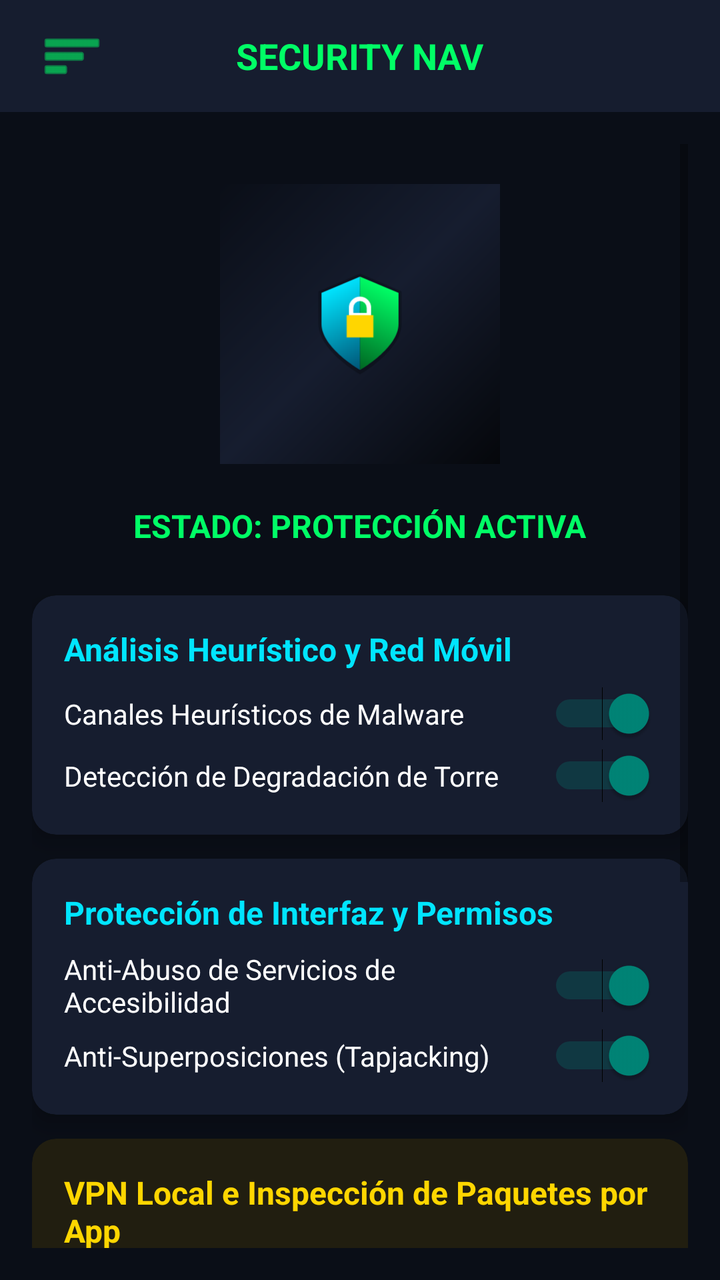
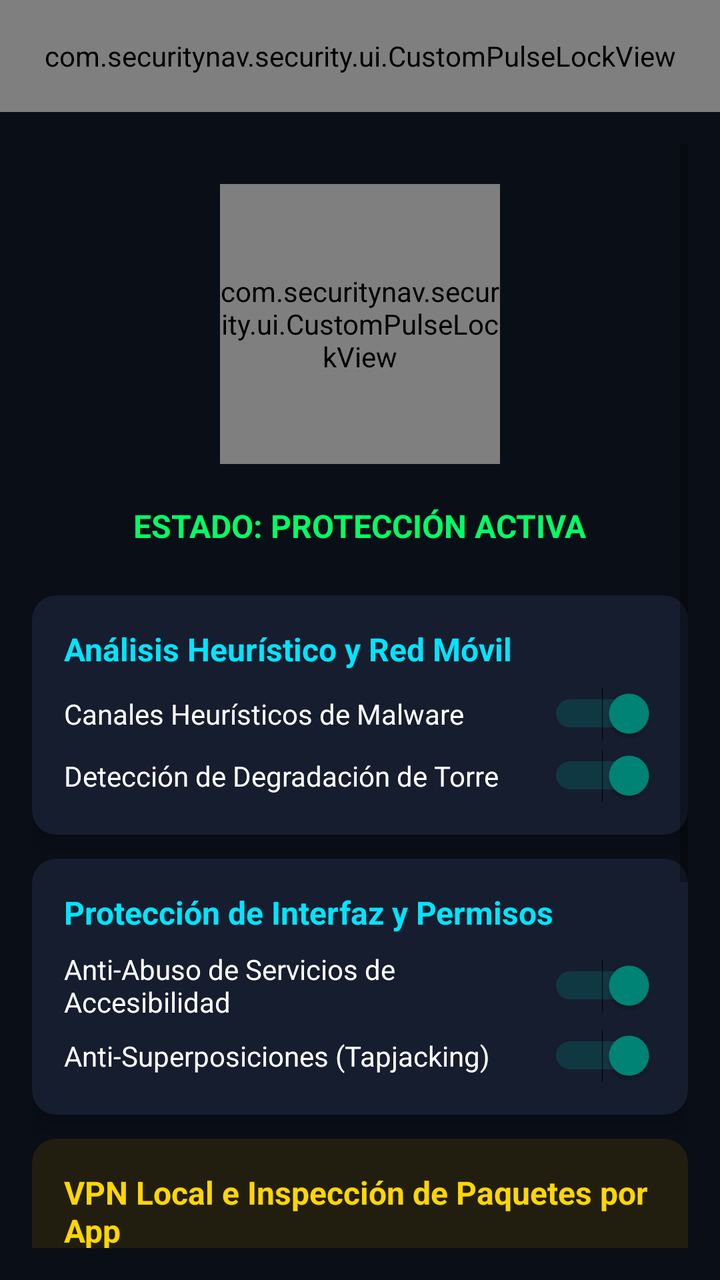

Two renders of the same Android screen: before a commit and after it. Below are the layout's source before the change and the commit's diff.
<!-- AndroidManifest.xml: application theme Theme.AppCompat.Light -->
<!-- res/layout/activity_main.xml -->
<?xml version="1.0" encoding="utf-8"?>
<androidx.drawerlayout.widget.DrawerLayout xmlns:android="http://schemas.android.com/apk/res/android"
    xmlns:app="http://schemas.android.com/apk/res-auto"
    android:id="@+id/drawerLayout"
    android:layout_width="match_parent"
    android:layout_height="match_parent"
    android:background="#0A0E17">

    
    <LinearLayout
        android:layout_width="match_parent"
        android:layout_height="match_parent"
        android:orientation="vertical">

        
        <RelativeLayout
            android:layout_width="match_parent"
            android:layout_height="56dp"
            android:background="#161D2F"
            android:paddingHorizontal="16dp">

            <ImageButton
                android:id="@+id/btnOpenMenu"
                android:layout_width="40dp"
                android:layout_height="40dp"
                android:layout_centerVertical="true"
                android:background="?attr/selectableItemBackgroundBorderless"
                android:src="@android:drawable/ic_menu_sort_by_size"
                app:tint="#00FF66" />

            <TextView
                android:layout_width="wrap_content"
                android:layout_height="wrap_content"
                android:layout_centerInParent="true"
                android:text="SECURITY NAV"
                android:textColor="#00FF66"
                android:textSize="18sp"
                android:textStyle="bold" />

        </RelativeLayout>

        <ScrollView
            android:layout_width="match_parent"
            android:layout_height="match_parent"
            android:padding="16dp">

            <LinearLayout
                android:layout_width="match_parent"
                android:layout_height="wrap_content"
                android:orientation="vertical"
                android:gravity="center_horizontal">

                
                <RelativeLayout
                    android:id="@+id/btnMainLock"
                    android:layout_width="140dp"
                    android:layout_height="140dp"
                    android:layout_marginVertical="20dp"
                    android:background="@drawable/ic_3d_shield_bg"
                    android:clickable="true"
                    android:focusable="true">

                    <ImageView
                        android:id="@+id/ivLockIcon"
                        android:layout_width="80dp"
                        android:layout_height="80dp"
                        android:layout_centerInParent="true"
                        android:src="@drawable/ic_3d_shield_fg" />

                </RelativeLayout>

                <TextView
                    android:id="@+id/tvLockState"
                    android:layout_width="wrap_content"
                    android:layout_height="wrap_content"
                    android:text="ESTADO: PROTECCIÓN ACTIVA"
                    android:textColor="#00FF66"
                    android:textSize="16sp"
                    android:textStyle="bold"
                    android:layout_marginBottom="24dp" />

                
                <androidx.cardview.widget.CardView
                    android:layout_width="match_parent"
                    android:layout_height="wrap_content"
                    app:cardBackgroundColor="#161D2F"
                    app:cardCornerRadius="12dp"
                    app:cardElevation="6dp"
                    android:layout_marginBottom="12dp">

                    <LinearLayout
                        android:layout_width="match_parent"
                        android:layout_height="wrap_content"
                        android:orientation="vertical"
                        android:padding="16dp">

                        <TextView
                            android:layout_width="wrap_content"
                            android:layout_height="wrap_content"
                            android:text="Análisis Heurístico y Red Móvil"
                            android:textColor="#00E5FF"
                            android:textSize="16sp"
                            android:textStyle="bold" />

                        <Switch
                            android:id="@+id/switchHeuristics"
                            android:layout_width="match_parent"
                            android:layout_height="wrap_content"
                            android:text="Canales Heurísticos de Malware"
                            android:textColor="#FFFFFF"
                            android:checked="true"
                            android:layout_marginTop="8dp" />

                        <Switch
                            android:id="@+id/switchTowerDegradation"
                            android:layout_width="match_parent"
                            android:layout_height="wrap_content"
                            android:text="Detección de Degradación de Torre"
                            android:textColor="#FFFFFF"
                            android:checked="true"
                            android:layout_marginTop="4dp" />
                    </LinearLayout>
                </androidx.cardview.widget.CardView>

                
                <androidx.cardview.widget.CardView
                    android:layout_width="match_parent"
                    android:layout_height="wrap_content"
                    app:cardBackgroundColor="#161D2F"
                    app:cardCornerRadius="12dp"
                    app:cardElevation="6dp"
                    android:layout_marginBottom="12dp">

                    <LinearLayout
                        android:layout_width="match_parent"
                        android:layout_height="wrap_content"
                        android:orientation="vertical"
                        android:padding="16dp">

                        <TextView
                            android:layout_width="wrap_content"
                            android:layout_height="wrap_content"
                            android:text="Protección de Interfaz y Permisos"
                            android:textColor="#00E5FF"
                            android:textSize="16sp"
                            android:textStyle="bold" />

                        <Switch
                            android:id="@+id/switchAccessibilityAbuse"
                            android:layout_width="match_parent"
                            android:layout_height="wrap_content"
                            android:text="Anti-Abuso de Servicios de Accesibilidad"
                            android:textColor="#FFFFFF"
                            android:checked="true"
                            android:layout_marginTop="8dp" />

                        <Switch
                            android:id="@+id/switchOverlayProtect"
                            android:layout_width="match_parent"
                            android:layout_height="wrap_content"
                            android:text="Anti-Superposiciones (Tapjacking)"
                            android:textColor="#FFFFFF"
                            android:checked="true"
                            android:layout_marginTop="4dp" />
                    </LinearLayout>
                </androidx.cardview.widget.CardView>

                
                <androidx.cardview.widget.CardView
                    android:layout_width="match_parent"
                    android:layout_height="wrap_content"
                    app:cardBackgroundColor="#211E10"
                    app:cardCornerRadius="12dp"
                    app:cardElevation="6dp"
                    android:layout_marginBottom="12dp">

                    <LinearLayout
                        android:layout_width="match_parent"
                        android:layout_height="wrap_content"
                        android:orientation="vertical"
                        android:padding="16dp">

                        <TextView
                            android:layout_width="wrap_content"
                            android:layout_height="wrap_content"
                            android:text="VPN Local e Inspección de Paquetes por App"
                            android:textColor="#FFD600"
                            android:textSize="16sp"
                            android:textStyle="bold" />

                        <Switch
                            android:id="@+id/switchVpnTraffic"
                            android:layout_width="match_parent"
                            android:layout_height="wrap_content"
                            android:text="Monitor de Tráfico de Red VPN"
                            android:textColor="#FFFFFF"
                            android:checked="true"
                            android:layout_marginTop="8dp" />

                        <TextView
                            android:id="@+id/tvAppTrafficDetails"
                            android:layout_width="match_parent"
                            android:layout_height="wrap_content"
                            android:text="Datos inspeccionados: 0 B | HTTP GET/POST por aplicación activo"
                            android:textColor="#BBBBBB"
                            android:textSize="12sp"
                            android:fontFamily="monospace"
                            android:layout_marginTop="8dp" />

                        <Button
                            android:id="@+id/btnViewCharts"
                            android:layout_width="match_parent"
                            android:layout_height="wrap_content"
                            android:text="ABRIR GRÁFICAS DE TRÁFICO EN TIEMPO REAL"
                            android:backgroundTint="#FFD600"
                            android:textColor="#0A0E17"
                            android:layout_marginTop="12dp" />

                    </LinearLayout>
                </androidx.cardview.widget.CardView>

                
                <androidx.cardview.widget.CardView
                    android:layout_width="match_parent"
                    android:layout_height="wrap_content"
                    app:cardBackgroundColor="#161D2F"
                    app:cardCornerRadius="12dp"
                    app:cardElevation="6dp"
                    android:layout_marginBottom="24dp">

                    <LinearLayout
                        android:layout_width="match_parent"
                        android:layout_height="wrap_content"
                        android:orientation="vertical"
                        android:padding="16dp">

                        <TextView
                            android:layout_width="wrap_content"
                            android:layout_height="wrap_content"
                            android:text="Base de Datos Cifrada (SQLCipher + HW KeyStore)"
                            android:textColor="#00E5FF"
                            android:textSize="16sp"
                            android:textStyle="bold" />

                        <TextView
                            android:layout_width="match_parent"
                            android:layout_height="wrap_content"
                            android:text="Estado: Clave Maestra Protegida en Android Hardware KeyStore (TEE)."
                            android:textColor="#00FF66"
                            android:textSize="12sp"
                            android:layout_marginTop="8dp" />
                    </LinearLayout>
                </androidx.cardview.widget.CardView>

            </LinearLayout>
        </ScrollView>

    </LinearLayout>

    
    <com.google.android.material.navigation.NavigationView
        android:id="@+id/navigationView"
        android:layout_width="wrap_content"
        android:layout_height="match_parent"
        android:layout_gravity="start"
        android:background="#161D2F"
        app:itemTextColor="#FFFFFF"
        app:menu="@menu/drawer_menu" />

</androidx.drawerlayout.widget.DrawerLayout>
<!-- resources referenced by this layout -->
<resources>
  <!-- drawable ic_3d_shield_bg (drawable) -->
  <?xml version="1.0" encoding="utf-8"?>
  <vector xmlns:android="http://schemas.android.com/apk/res/android"
      xmlns:aapt="http://schemas.android.com/aapt"
      android:width="108dp"
      android:height="108dp"
      android:viewportWidth="108"
      android:viewportHeight="108">
      <path android:pathData="M0,0h108v108h-108z">
          <aapt:attr name="android:fillColor">
              <gradient
                  android:startX="0"
                  android:startY="0"
                  android:endX="108"
                  android:endY="108"
                  android:type="linear">
                  <item android:color="#FF0A0E17" android:offset="0.0" />
                  <item android:color="#FF161D2F" android:offset="0.5" />
                  <item android:color="#FF05070B" android:offset="1.0" />
              </gradient>
          </aapt:attr>
      </path>
  </vector>
  <!-- drawable ic_3d_shield_fg (drawable) -->
  <?xml version="1.0" encoding="utf-8"?>
  <vector xmlns:android="http://schemas.android.com/apk/res/android"
      xmlns:aapt="http://schemas.android.com/aapt"
      android:width="108dp"
      android:height="108dp"
      android:viewportWidth="108"
      android:viewportHeight="108">
  
      
      <path
          android:pathData="M54,20 L82,32 V54 C82,72 54,88 54,88 C54,88 26,72 26,54 V32 Z"
          android:fillColor="#40000000" />
  
      
      <path
          android:pathData="M54,22 L28,33 V54 C28,70 54,85 54,85 Z">
          <aapt:attr name="android:fillColor">
              <gradient
                  android:startX="28"
                  android:startY="33"
                  android:endX="54"
                  android:endY="85"
                  android:type="linear">
                  <item android:color="#FF00E5FF" android:offset="0.0" />
                  <item android:color="#FF005577" android:offset="1.0" />
              </gradient>
          </aapt:attr>
      </path>
  
      
      <path
          android:pathData="M54,22 L80,33 V54 C80,70 54,85 54,85 Z">
          <aapt:attr name="android:fillColor">
              <gradient
                  android:startX="80"
                  android:startY="33"
                  android:endX="54"
                  android:endY="85"
                  android:type="linear">
                  <item android:color="#FF00FF66" android:offset="0.0" />
                  <item android:color="#FF006622" android:offset="1.0" />
              </gradient>
          </aapt:attr>
      </path>
  
      
      <path
          android:pathData="M48,48 H60 V43 C60,39.7 57.3,37 54,37 C50.7,37 48,39.7 48,43 Z"
          android:strokeColor="#FFFFFF"
          android:strokeWidth="3"
          android:fillColor="#00000000" />
  
      <path
          android:pathData="M45,48 H63 V63 H45 Z"
          android:fillColor="#FFD600" />
  </vector>
</resources>

<!-- the commit's change to res/layout/activity_main.xml (unified diff, before → after) -->
@@ -13,7 +13,7 @@
         android:orientation="vertical">
 
         
-        <RelativeLayout
+        <com.securitynav.security.ui.CustomPulseLockView
             android:layout_width="match_parent"
             android:layout_height="56dp"
             android:background="#161D2F"
@@ -37,7 +37,7 @@
                 android:textSize="18sp"
                 android:textStyle="bold" />
 
-        </RelativeLayout>
+        </com.securitynav.security.ui.CustomPulseLockView>
 
         <ScrollView
             android:layout_width="match_parent"
@@ -51,7 +51,7 @@
                 android:gravity="center_horizontal">
 
                 
-                <RelativeLayout
+                <com.securitynav.security.ui.CustomPulseLockView
                     android:id="@+id/btnMainLock"
                     android:layout_width="140dp"
                     android:layout_height="140dp"
@@ -67,7 +67,7 @@
                         android:layout_centerInParent="true"
                         android:src="@drawable/ic_3d_shield_fg" />
 
-                </RelativeLayout>
+                </com.securitynav.security.ui.CustomPulseLockView>
 
                 <TextView
                     android:id="@+id/tvLockState"
